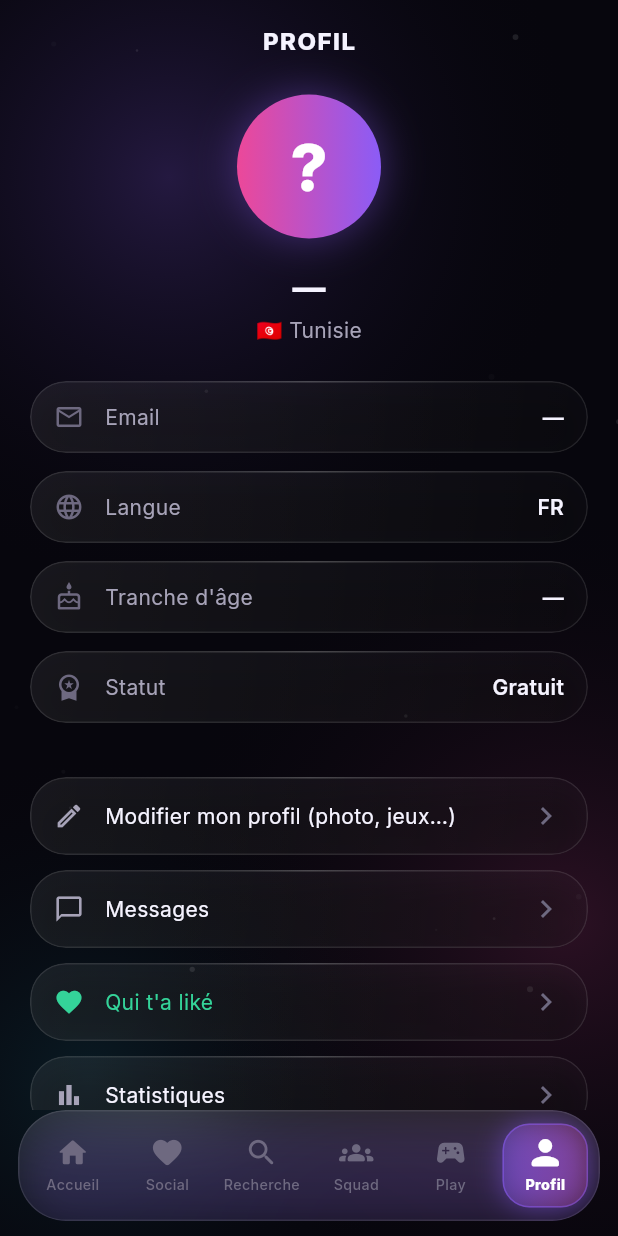
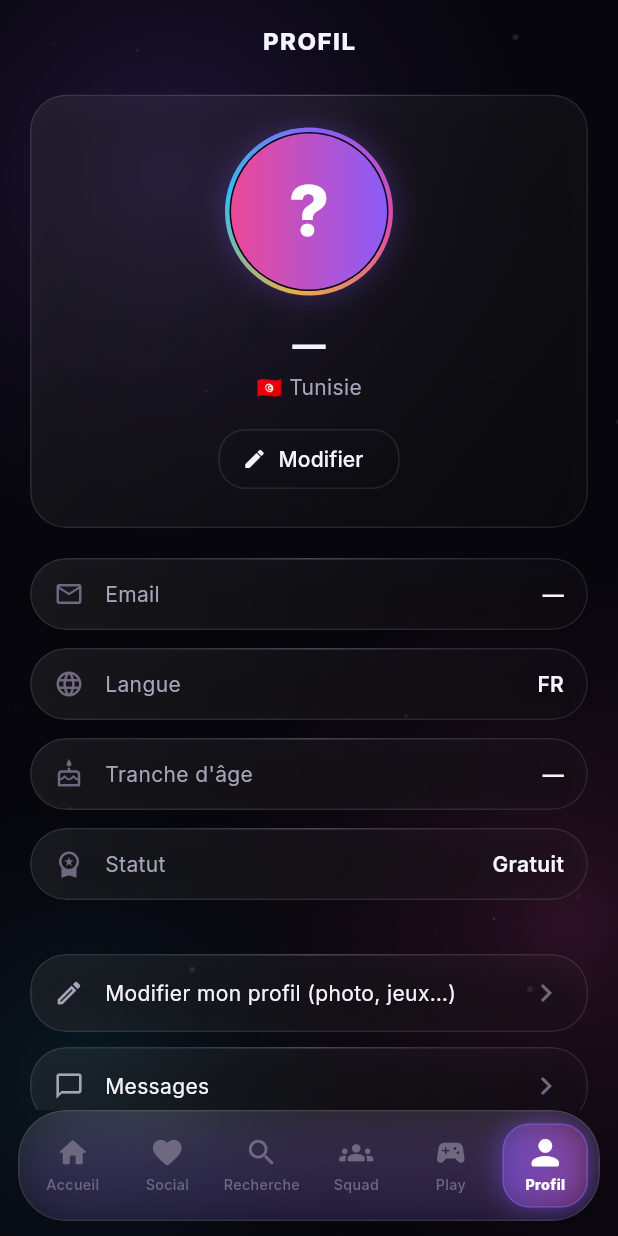
Before and after one commit to Ayoubkkhammassi/gametun, a Flutter app: the HomeShell screen opened by its route, item 6 of the bottom bar chosen, on a phone screen of 412 x 824 dp. Run offline on Flutter 3.47's test engine with Material 3 defaults, Android fonts, the phone set to English and light mode, and no system bars; our stand-ins replace audioplayers, dio, flutter_riverpod, flutter_secure_storage, go_router, google_fonts and 5 more; missing offline and left inert: record; accounts and stored records are empty; network calls fail.

Commit message:
feat(ui): profil premium — anneau dégradé + panneau verre + GTLoader (v23)
- GTGradientRing : anneau SweepGradient rotatif autour de l'avatar
- GTLoader : spinner arc lumineux dégradé (réutilisable)
- profile_tab : en-tête refait (panneau héros en verre, badge Premium, bouton Modifier)
- Bump version 22 -> 23

Co-Authored-By: Claude Opus 4.8 <noreply@anthropic.com>

```diff
--- a/mobile/lib/core/config/env.dart
+++ b/mobile/lib/core/config/env.dart
@@ -18,7 +18,7 @@ class Env {
   /// Numéro de version de CETTE build (à incrémenter à chaque nouvel APK).
   /// Le serveur renvoie la dernière version ; si elle est > à celle-ci,
   /// l'app propose la mise à jour.
-  static const int appVersionCode = 22;
+  static const int appVersionCode = 23;
 
   /// ID client Web Google (public) — pour obtenir un idToken vérifiable serveur.
   static const String googleServerClientId =
--- a/mobile/lib/core/widgets/gt_anim.dart
+++ b/mobile/lib/core/widgets/gt_anim.dart
@@ -1,3 +1,4 @@
+import 'dart:math';
 import 'package:flutter/material.dart';
 import '../theme/app_colors.dart';
 
@@ -68,3 +69,149 @@ class _GTFadeInState extends State<GTFadeIn>
     );
   }
 }
+
+/// Anneau dégradé rotatif autour d'un contenu circulaire (avatar premium).
+class GTGradientRing extends StatefulWidget {
+  final Widget child;
+  final double size; // diamètre extérieur
+  final double thickness;
+  const GTGradientRing({
+    super.key,
+    required this.child,
+    this.size = 108,
+    this.thickness = 4,
+  });
+
+  @override
+  State<GTGradientRing> createState() => _GTGradientRingState();
+}
+
+class _GTGradientRingState extends State<GTGradientRing>
+    with SingleTickerProviderStateMixin {
+  late final AnimationController _c =
+      AnimationController(vsync: this, duration: const Duration(seconds: 6))
+        ..repeat();
+
+  @override
+  void dispose() {
+    _c.dispose();
+    super.dispose();
+  }
+
+  @override
+  Widget build(BuildContext context) {
+    final inner = widget.size - widget.thickness * 2;
+    return SizedBox(
+      width: widget.size,
+      height: widget.size,
+      child: Stack(
+        alignment: Alignment.center,
+        children: [
+          RotationTransition(
+            turns: _c,
+            child: Container(
+              width: widget.size,
+              height: widget.size,
+              decoration: const BoxDecoration(
+                shape: BoxShape.circle,
+                gradient: SweepGradient(colors: [
+                  AppColors.cyan,
+                  AppColors.primary,
+                  AppColors.magenta,
+                  AppColors.gold,
+                  AppColors.cyan,
+                ]),
+              ),
+            ),
+          ),
+          // Trou central (masque) + glow.
+          Container(
+            width: inner + 2,
+            height: inner + 2,
+            decoration: BoxDecoration(
+              shape: BoxShape.circle,
+              color: AppColors.bg,
+              boxShadow: [
+                BoxShadow(
+                    color: AppColors.primary.withValues(alpha: 0.4),
+                    blurRadius: 20),
+              ],
+            ),
+          ),
+          SizedBox(width: inner, height: inner, child: widget.child),
+        ],
+      ),
+    );
+  }
+}
+
+/// Loader premium : arc lumineux qui tourne + halo pulsant.
+class GTLoader extends StatefulWidget {
+  final double size;
+  const GTLoader({super.key, this.size = 44});
+
+  @override
+  State<GTLoader> createState() => _GTLoaderState();
+}
+
+class _GTLoaderState extends State<GTLoader>
+    with SingleTickerProviderStateMixin {
+  late final AnimationController _c =
+      AnimationController(vsync: this, duration: const Duration(seconds: 1))
+        ..repeat();
+
+  @override
+  void dispose() {
+    _c.dispose();
+    super.dispose();
+  }
+
+  @override
+  Widget build(BuildContext context) {
+    return SizedBox(
+      width: widget.size,
+      height: widget.size,
+      child: AnimatedBuilder(
+        animation: _c,
+        builder: (_, _) => CustomPaint(
+          painter: _LoaderPainter(_c.value),
+        ),
+      ),
+    );
+  }
+}
+
+class _LoaderPainter extends CustomPainter {
+  final double t;
+  _LoaderPainter(this.t);
+
+  @override
+  void paint(Canvas c, Size s) {
+    final center = Offset(s.width / 2, s.height / 2);
+    final radius = s.width / 2 - 3;
+    // Piste discrète.
+    c.drawCircle(
+      center,
+      radius,
+      Paint()
+        ..style = PaintingStyle.stroke
+        ..strokeWidth = 3
+        ..color = Colors.white.withValues(alpha: 0.08),
+    );
+    // Arc lumineux dégradé.
+    final rect = Rect.fromCircle(center: center, radius: radius);
+    final paint = Paint()
+      ..style = PaintingStyle.stroke
+      ..strokeWidth = 3.4
+      ..strokeCap = StrokeCap.round
+      ..shader = const SweepGradient(colors: [
+        AppColors.cyan,
+        AppColors.primary,
+        AppColors.magenta,
+      ]).createShader(rect);
+    c.drawArc(rect, t * 2 * pi, pi * 1.4, false, paint);
+  }
+
+  @override
+  bool shouldRepaint(covariant _LoaderPainter old) => old.t != t;
+}
--- a/mobile/lib/features/shell/tabs/profile_tab.dart
+++ b/mobile/lib/features/shell/tabs/profile_tab.dart
@@ -2,9 +2,11 @@ import 'package:flutter/material.dart';
 import 'package:flutter_riverpod/flutter_riverpod.dart';
 import '../../../core/providers.dart';
 import '../../../core/theme/app_colors.dart';
+import '../../../core/widgets/gt_anim.dart';
 import '../../../core/widgets/gt_button.dart';
 import '../../../core/widgets/gt_scaffold.dart';
 import '../../../core/widgets/gt_avatar.dart';
+import '../../../core/widgets/premium_badge.dart';
 import '../../auth/application/auth_controller.dart';
 import '../../chat/conversations_screen.dart';
 import '../../social/liked_me_screen.dart';
@@ -45,31 +47,30 @@ class ProfileTab extends ConsumerWidget {
               ),
             ),
             const SizedBox(height: 24),
-            // Avatar + pseudo
-            Center(
+            // Panneau héros en verre : avatar à anneau dégradé + identité.
+            GTFadeIn(
+              child: GtCard(
+                padding: const EdgeInsets.symmetric(vertical: 22, horizontal: 16),
                 child: Column(
                   children: [
                     GestureDetector(
                       onTap: () => _push(context, const ProfileEditScreen()),
-                    child: Container(
-                      decoration: BoxDecoration(
-                        shape: BoxShape.circle,
-                        boxShadow: [
-                          BoxShadow(
-                            color: AppColors.primary.withValues(alpha: 0.4),
-                            blurRadius: 24,
-                          ),
-                        ],
-                      ),
+                      child: GTGradientRing(
+                        size: 112,
+                        thickness: 4,
                         child: GtAvatar(
                           avatarUrl: user?.avatarUrl,
                           pseudo: user?.pseudo ?? '?',
-                        radius: 48,
+                          radius: 52,
                         ),
                       ),
                     ),
                     const SizedBox(height: 16),
-                  Text(
+                    Row(
+                      mainAxisAlignment: MainAxisAlignment.center,
+                      children: [
+                        Flexible(
+                          child: Text(
                             user?.pseudo ?? '—',
                             style: const TextStyle(
                               color: AppColors.textPrimary,
@@ -77,15 +78,37 @@ class ProfileTab extends ConsumerWidget {
                               fontWeight: FontWeight.w800,
                             ),
                           ),
+                        ),
+                        if (user?.isPremium ?? false) ...[
+                          const SizedBox(width: 6),
+                          const PremiumBadge(size: 18),
+                        ],
+                      ],
+                    ),
                     const SizedBox(height: 4),
                     Text(
                       '🇹🇳 ${user?.region ?? 'Tunisie'}',
                       style: const TextStyle(color: AppColors.textSecondary),
                     ),
+                    const SizedBox(height: 14),
+                    OutlinedButton.icon(
+                      onPressed: () =>
+                          _push(context, const ProfileEditScreen()),
+                      icon: const Icon(Icons.edit, size: 16),
+                      label: const Text('Modifier'),
+                      style: OutlinedButton.styleFrom(
+                        foregroundColor: AppColors.textPrimary,
+                        side: BorderSide(color: GT.glassStroke),
+                        shape: RoundedRectangleBorder(
+                          borderRadius: BorderRadius.circular(GT.rMd),
+                        ),
+                      ),
+                    ),
                   ],
                 ),
               ),
-            const SizedBox(height: 24),
+            ),
+            const SizedBox(height: 20),
             _InfoRow(
               icon: Icons.mail_outline,
               label: 'Email',
```
Also changed, not shown: 1 other file. Lines whose indentation alone changed are shown as unchanged.
